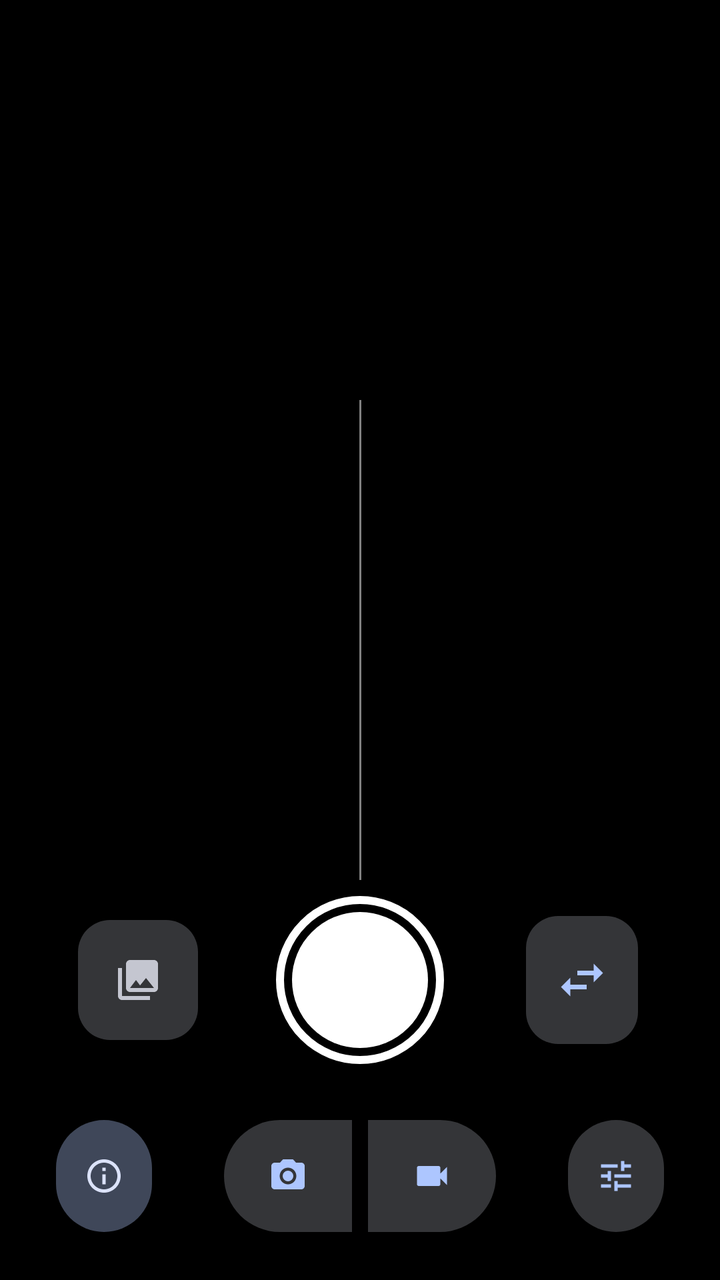
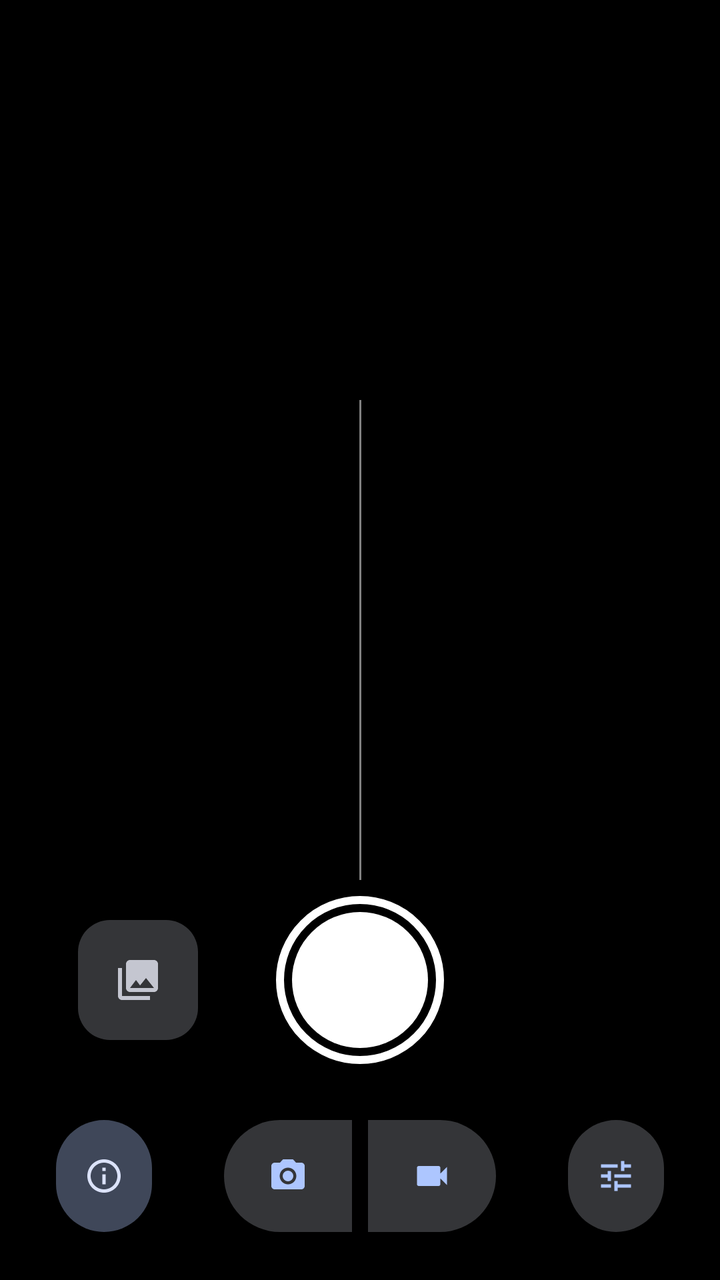

Screens rendered from an Android XML layout before and after an edit, with the pre-edit source and the edit as a unified diff.
<!-- AndroidManifest.xml: application theme Theme.My3DCamera -->
<!-- res/layout/activity_main.xml -->
<?xml version="1.0" encoding="utf-8"?>
<androidx.constraintlayout.widget.ConstraintLayout xmlns:android="http://schemas.android.com/apk/res/android"
    xmlns:app="http://schemas.android.com/apk/res-auto"
    android:layout_width="match_parent"
    android:layout_height="match_parent"
    android:background="@color/black">

    
    <LinearLayout
        android:id="@+id/statusPanel"
        android:layout_width="wrap_content"
        android:layout_height="wrap_content"
        android:layout_marginTop="16dp"
        android:background="@drawable/bg_card"
        android:backgroundTint="?attr/colorSurfaceContainerHigh"
        android:orientation="horizontal"
        android:paddingHorizontal="16dp"
        android:paddingVertical="10dp"
        android:visibility="gone"
        app:layout_constraintEnd_toEndOf="parent"
        app:layout_constraintStart_toStartOf="parent"
        app:layout_constraintTop_toTopOf="parent">

        <TextView
            android:id="@+id/statusLabels"
            android:layout_width="wrap_content"
            android:layout_height="wrap_content"
            android:lineSpacingExtra="3dp"
            android:textColor="?attr/colorOnSurfaceVariant"
            android:textSize="12sp" />

        <TextView
            android:id="@+id/statusValues"
            android:layout_width="wrap_content"
            android:layout_height="wrap_content"
            android:layout_marginStart="16dp"
            android:fontFamily="sans-serif-medium"
            android:fontFeatureSettings="tnum"
            android:lineSpacingExtra="3dp"
            android:textColor="?attr/colorOnSurface"
            android:textSize="12sp" />
    </LinearLayout>

    <TextureView
        android:id="@+id/preview"
        android:layout_width="0dp"
        android:layout_height="0dp"
        app:layout_constraintBottom_toBottomOf="parent"
        app:layout_constraintDimensionRatio="3:2"
        app:layout_constraintEnd_toEndOf="parent"
        app:layout_constraintStart_toStartOf="parent"
        app:layout_constraintTop_toTopOf="parent" />

    <View
        android:id="@+id/eyeDivider"
        android:layout_width="1dp"
        android:layout_height="0dp"
        android:background="#80FFFFFF"
        app:layout_constraintBottom_toBottomOf="@id/preview"
        app:layout_constraintEnd_toEndOf="@id/preview"
        app:layout_constraintStart_toStartOf="@id/preview"
        app:layout_constraintTop_toTopOf="@id/preview" />

    <TextView
        android:id="@+id/recordingIndicator"
        android:layout_width="wrap_content"
        android:layout_height="wrap_content"
        android:layout_marginBottom="12dp"
        android:background="@drawable/bg_pill"
        android:backgroundTint="@color/record_red"
        android:fontFamily="sans-serif-medium"
        android:paddingHorizontal="14dp"
        android:paddingVertical="4dp"
        android:textColor="@color/white"
        android:textSize="15sp"
        android:visibility="gone"
        app:layout_constraintBottom_toTopOf="@id/preview"
        app:layout_constraintEnd_toEndOf="parent"
        app:layout_constraintStart_toStartOf="parent" />

    <TextView
        android:id="@+id/warningText"
        android:layout_width="wrap_content"
        android:layout_height="wrap_content"
        android:layout_marginHorizontal="24dp"
        android:layout_marginTop="12dp"
        android:background="@drawable/bg_pill"
        android:backgroundTint="?attr/colorErrorContainer"
        android:fontFamily="sans-serif-medium"
        android:gravity="center"
        android:paddingHorizontal="16dp"
        android:paddingVertical="6dp"
        android:textColor="?attr/colorOnErrorContainer"
        android:textSize="13sp"
        android:visibility="gone"
        app:layout_constrainedWidth="true"
        app:layout_constraintEnd_toEndOf="parent"
        app:layout_constraintStart_toStartOf="parent"
        app:layout_constraintTop_toBottomOf="@id/preview" />

    
    <com.google.android.material.card.MaterialCardView
        android:id="@+id/calibrationPanel"
        style="?attr/materialCardViewFilledStyle"
        android:layout_width="0dp"
        android:layout_height="wrap_content"
        android:layout_marginHorizontal="16dp"
        android:layout_marginBottom="24dp"
        android:visibility="gone"
        app:cardBackgroundColor="?attr/colorSurfaceContainerHigh"
        app:cardCornerRadius="28dp"
        app:layout_constraintBottom_toTopOf="@id/shutterButton"
        app:layout_constraintEnd_toEndOf="parent"
        app:layout_constraintStart_toStartOf="parent">

        <LinearLayout
            android:layout_width="match_parent"
            android:layout_height="wrap_content"
            android:orientation="vertical"
            android:paddingStart="20dp"
            android:paddingTop="8dp"
            android:paddingEnd="12dp"
            android:paddingBottom="8dp">

            <LinearLayout
                android:layout_width="match_parent"
                android:layout_height="wrap_content"
                android:gravity="center_vertical"
                android:orientation="horizontal">

                <TextView
                    android:layout_width="0dp"
                    android:layout_height="wrap_content"
                    android:layout_weight="1"
                    android:text="@string/calibration_title"
                    android:textAppearance="?attr/textAppearanceTitleMedium" />

                <com.google.android.material.button.MaterialButton
                    android:id="@+id/resetCalibrationButton"
                    style="?attr/borderlessButtonStyle"
                    android:layout_width="wrap_content"
                    android:layout_height="wrap_content"
                    android:text="@string/reset_calibration" />
            </LinearLayout>

            <LinearLayout
                android:layout_width="match_parent"
                android:layout_height="wrap_content"
                android:layout_marginEnd="8dp"
                android:orientation="horizontal">

                <TextView
                    android:layout_width="0dp"
                    android:layout_height="wrap_content"
                    android:layout_weight="1"
                    android:text="@string/calibration_scale"
                    android:textAppearance="?attr/textAppearanceBodyMedium"
                    android:textColor="?attr/colorOnSurfaceVariant" />

                <TextView
                    android:id="@+id/scaleValue"
                    android:layout_width="wrap_content"
                    android:layout_height="wrap_content"
                    android:textAppearance="?attr/textAppearanceBodyMedium" />
            </LinearLayout>

            <com.google.android.material.slider.Slider
                android:id="@+id/scaleSlider"
                android:layout_width="match_parent"
                android:layout_height="wrap_content"
                android:contentDescription="@string/calibration_scale"
                android:stepSize="1"
                android:valueFrom="0"
                android:valueTo="200"
                app:labelBehavior="gone"
                app:tickVisible="false" />

            <LinearLayout
                android:layout_width="match_parent"
                android:layout_height="wrap_content"
                android:layout_marginEnd="8dp"
                android:orientation="horizontal">

                <TextView
                    android:layout_width="0dp"
                    android:layout_height="wrap_content"
                    android:layout_weight="1"
                    android:text="@string/calibration_vertical"
                    android:textAppearance="?attr/textAppearanceBodyMedium"
                    android:textColor="?attr/colorOnSurfaceVariant" />

                <TextView
                    android:id="@+id/verticalValue"
                    android:layout_width="wrap_content"
                    android:layout_height="wrap_content"
                    android:textAppearance="?attr/textAppearanceBodyMedium" />
            </LinearLayout>

            <com.google.android.material.slider.Slider
                android:id="@+id/verticalSlider"
                android:layout_width="match_parent"
                android:layout_height="wrap_content"
                android:contentDescription="@string/calibration_vertical"
                android:stepSize="1"
                android:valueFrom="0"
                android:valueTo="200"
                app:labelBehavior="gone"
                app:tickVisible="false" />
        </LinearLayout>
    </com.google.android.material.card.MaterialCardView>

    
    <com.google.android.material.imageview.ShapeableImageView
        android:id="@+id/galleryButton"
        android:layout_width="60dp"
        android:layout_height="60dp"
        android:background="?attr/colorSurfaceContainerHighest"
        android:contentDescription="@string/open_gallery"
        android:scaleType="center"
        android:src="@drawable/ic_photo_library"
        android:stateListAnimator="@animator/press_scale"
        app:layout_constraintBottom_toBottomOf="@id/shutterButton"
        app:layout_constraintEnd_toStartOf="@id/shutterButton"
        app:layout_constraintStart_toStartOf="parent"
        app:layout_constraintTop_toTopOf="@id/shutterButton"
        app:shapeAppearanceOverlay="@style/ShapeAppearance.My3DCamera.Thumbnail"
        app:tint="?attr/colorOnSurfaceVariant" />

    <ImageButton
        android:id="@+id/shutterButton"
        android:layout_width="84dp"
        android:layout_height="84dp"
        android:layout_marginBottom="28dp"
        android:background="@null"
        android:contentDescription="@string/take_photo"
        android:scaleType="fitCenter"
        android:src="@drawable/shutter_photo"
        android:stateListAnimator="@animator/press_scale"
        app:layout_constraintBottom_toTopOf="@id/modeSwitch"
        app:layout_constraintEnd_toEndOf="parent"
        app:layout_constraintStart_toStartOf="parent" />

    <com.google.android.material.button.MaterialButton
        android:id="@+id/swapEyesButton"
        style="@style/Widget.My3DCamera.ToggleIconButton"
        android:layout_width="64dp"
        android:layout_height="64dp"
        android:contentDescription="@string/swap_eyes"
        app:icon="@drawable/ic_swap_eyes"
        app:iconSize="28dp"
        app:layout_constraintBottom_toBottomOf="@id/shutterButton"
        app:layout_constraintEnd_toEndOf="parent"
        app:layout_constraintStart_toEndOf="@id/shutterButton"
        app:layout_constraintTop_toTopOf="@id/shutterButton"
        app:shapeAppearance="?attr/shapeAppearanceCornerLarge" />

    
    <com.google.android.material.button.MaterialButton
        android:id="@+id/aboutButton"
        style="@style/Widget.My3DCamera.IconButton"
        android:layout_width="56dp"
        android:layout_height="56dp"
        android:layout_marginStart="24dp"
        android:contentDescription="@string/about"
        app:icon="@drawable/ic_info"
        app:layout_constraintBottom_toBottomOf="@id/modeSwitch"
        app:layout_constraintStart_toStartOf="parent"
        app:layout_constraintTop_toTopOf="@id/modeSwitch" />

    <com.google.android.material.button.MaterialButtonToggleGroup
        android:id="@+id/modeSwitch"
        style="@style/Widget.Material3.MaterialButtonGroup.Connected"
        android:layout_width="wrap_content"
        android:layout_height="wrap_content"
        android:layout_marginBottom="24dp"
        app:layout_constraintBottom_toBottomOf="parent"
        app:layout_constraintEnd_toEndOf="parent"
        app:layout_constraintStart_toStartOf="parent"
        app:selectionRequired="true"
        app:singleSelection="true">

        <com.google.android.material.button.MaterialButton
            android:id="@+id/photoModeButton"
            style="@style/Widget.My3DCamera.ToggleIconButton"
            android:layout_width="72dp"
            android:layout_height="56dp"
            android:contentDescription="@string/mode_photo"
            app:icon="@drawable/ic_photo_camera" />

        <com.google.android.material.button.MaterialButton
            android:id="@+id/videoModeButton"
            style="@style/Widget.My3DCamera.ToggleIconButton"
            android:layout_width="72dp"
            android:layout_height="56dp"
            android:contentDescription="@string/mode_video"
            app:icon="@drawable/ic_videocam" />
    </com.google.android.material.button.MaterialButtonToggleGroup>

    <com.google.android.material.button.MaterialButton
        android:id="@+id/calibrationButton"
        style="@style/Widget.My3DCamera.ToggleIconButton"
        android:layout_width="56dp"
        android:layout_height="56dp"
        android:layout_marginEnd="24dp"
        android:contentDescription="@string/calibration_title"
        app:icon="@drawable/ic_tune"
        app:layout_constraintBottom_toBottomOf="@id/modeSwitch"
        app:layout_constraintEnd_toEndOf="parent"
        app:layout_constraintTop_toTopOf="@id/modeSwitch" />

</androidx.constraintlayout.widget.ConstraintLayout>
<!-- resources referenced by this layout -->
<resources>
  <color name="black">#FF000000</color>
  <color name="record_red">#FFE53935</color>
  <color name="white">#FFFFFFFF</color>
  <!-- drawable bg_card (drawable) -->
  <?xml version="1.0" encoding="utf-8"?>
  <shape xmlns:android="http://schemas.android.com/apk/res/android" android:shape="rectangle">
      <corners android:radius="16dp" />
      <solid android:color="@color/white" />
  </shape>
  <!-- drawable bg_pill (drawable) -->
  <?xml version="1.0" encoding="utf-8"?>
  <shape xmlns:android="http://schemas.android.com/apk/res/android" android:shape="rectangle">
      <corners android:radius="100dp" />
      <solid android:color="@color/white" />
  </shape>
  <!-- drawable ic_swap_eyes (drawable) -->
  <vector xmlns:android="http://schemas.android.com/apk/res/android"
      android:width="24dp"
      android:height="24dp"
      android:viewportWidth="24"
      android:viewportHeight="24">
      <path
          android:fillColor="@color/white"
          android:pathData="M6.99,11L3,15l3.99,4v-3H14v-2H6.99v-3zM21,9l-3.99,-4v3H10v2h7.01v3L21,9z" />
  </vector>
  <!-- drawable ic_tune (drawable) -->
  <vector xmlns:android="http://schemas.android.com/apk/res/android"
      android:width="24dp"
      android:height="24dp"
      android:viewportWidth="24"
      android:viewportHeight="24">
      <path
          android:fillColor="@color/white"
          android:pathData="M3,17v2h6v-2H3zM3,5v2h10V5H3zM13,21v-2h8v-2h-8v-2h-2v6h2zM7,9v2H3v2h4v2h2V9H7zM21,13v-2H11v2h10zM15,9h2V7h4V5h-4V3h-2v6z" />
  </vector>
  <!-- drawable ic_videocam (drawable) -->
  <vector xmlns:android="http://schemas.android.com/apk/res/android"
      android:width="24dp"
      android:height="24dp"
      android:viewportWidth="24"
      android:viewportHeight="24">
      <path
          android:fillColor="@color/white"
          android:pathData="M17,10.5V7c0,-0.55 -0.45,-1 -1,-1H4c-0.55,0 -1,0.45 -1,1v10c0,0.55 0.45,1 1,1h12c0.55,0 1,-0.45 1,-1v-3.5l4,4v-11l-4,4z" />
  </vector>
  <string name="about">About cameras</string>
  <string name="calibration_scale">Wide camera scale</string>
  <string name="calibration_title">Eye alignment</string>
  <string name="calibration_vertical">Vertical shift</string>
  <string name="mode_photo">Photo</string>
  <string name="mode_video">Video</string>
  <string name="open_gallery">Open last capture</string>
  <string name="reset_calibration">Reset</string>
  <string name="swap_eyes">Swap eyes</string>
  <string name="take_photo">Take photo</string>
  <style name="ShapeAppearance.My3DCamera.Thumbnail" parent="">
          <item name="cornerFamily">rounded</item>
          <item name="cornerSize">16dp</item>
      </style>
  <style name="Widget.My3DCamera.IconButton" parent="Widget.Material3.Button.IconButton.Filled.Tonal">
          <item name="android:padding">0dp</item>
          <item name="android:insetTop">0dp</item>
          <item name="android:insetBottom">0dp</item>
          <item name="iconGravity">textStart</item>
          <item name="iconPadding">0dp</item>
      </style>
  <style name="Widget.My3DCamera.ToggleIconButton" parent="Widget.Material3.Button.IconButton.Filled">
          <item name="android:checkable">true</item>
          <item name="android:padding">0dp</item>
          <item name="android:insetTop">0dp</item>
          <item name="android:insetBottom">0dp</item>
          <item name="iconGravity">textStart</item>
          <item name="iconPadding">0dp</item>
      </style>
  <style name="Theme.My3DCamera" parent="Theme.Material3.DynamicColors.Dark.NoActionBar">
          <item name="android:windowBackground">@color/black</item>
          <item name="android:statusBarColor">@color/black</item>
          <item name="android:navigationBarColor">@color/black</item>
      </style>
  <!-- unchanged entries left out for length: 4 -->
</resources>

<!-- the commit's change to res/layout/activity_main.xml (unified diff, before → after) -->
@@ -206,6 +206,16 @@
                 android:valueTo="200"
                 app:labelBehavior="gone"
                 app:tickVisible="false" />
+
+            
+            <com.google.android.material.materialswitch.MaterialSwitch
+                android:id="@+id/swapEyesSwitch"
+                android:layout_width="match_parent"
+                android:layout_height="wrap_content"
+                android:layout_marginEnd="8dp"
+                android:text="@string/swap_eyes"
+                android:textAppearance="?attr/textAppearanceBodyMedium"
+                android:textColor="?attr/colorOnSurfaceVariant" />
         </LinearLayout>
     </com.google.android.material.card.MaterialCardView>
 
@@ -240,20 +250,6 @@
         app:layout_constraintEnd_toEndOf="parent"
         app:layout_constraintStart_toStartOf="parent" />
 
-    <com.google.android.material.button.MaterialButton
-        android:id="@+id/swapEyesButton"
-        style="@style/Widget.My3DCamera.ToggleIconButton"
-        android:layout_width="64dp"
-        android:layout_height="64dp"
-        android:contentDescription="@string/swap_eyes"
-        app:icon="@drawable/ic_swap_eyes"
-        app:iconSize="28dp"
-        app:layout_constraintBottom_toBottomOf="@id/shutterButton"
-        app:layout_constraintEnd_toEndOf="parent"
-        app:layout_constraintStart_toEndOf="@id/shutterButton"
-        app:layout_constraintTop_toTopOf="@id/shutterButton"
-        app:shapeAppearance="?attr/shapeAppearanceCornerLarge" />
-
     
     <com.google.android.material.button.MaterialButton
         android:id="@+id/aboutButton"
<!-- resource entries referenced after the edit -->
@@ -15,16 +15,6 @@
       <corners android:radius="100dp" />
       <solid android:color="@color/white" />
   </shape>
-  <!-- drawable ic_swap_eyes (drawable) -->
-  <vector xmlns:android="http://schemas.android.com/apk/res/android"
-      android:width="24dp"
-      android:height="24dp"
-      android:viewportWidth="24"
-      android:viewportHeight="24">
-      <path
-          android:fillColor="@color/white"
-          android:pathData="M6.99,11L3,15l3.99,4v-3H14v-2H6.99v-3zM21,9l-3.99,-4v3H10v2h7.01v3L21,9z" />
-  </vector>
   <!-- drawable ic_tune (drawable) -->
   <vector xmlns:android="http://schemas.android.com/apk/res/android"
       android:width="24dp"
